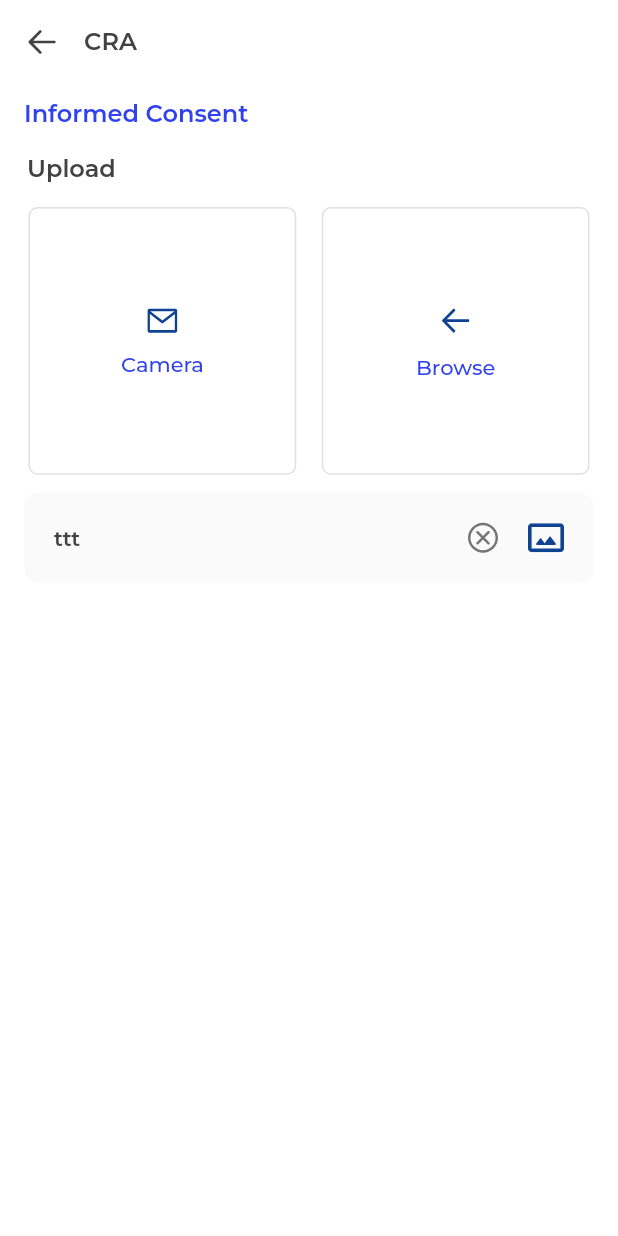
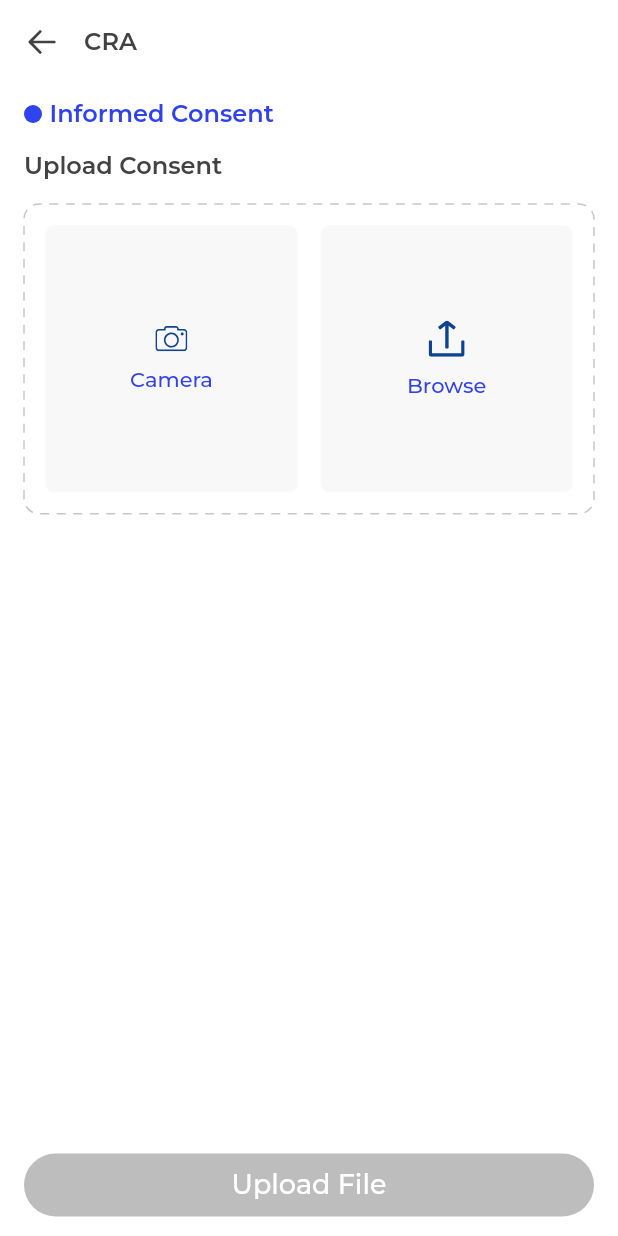
Before and after one commit to msmficmr/ICMR-Mobile-App, a Flutter app: the screen it shows after launch, on a phone screen of 412 x 824 dp. Run offline on Flutter 3.47's test engine with Material 2 defaults, Android fonts, the phone set to English and light mode, and no system bars; drawn by our look-alikes of dotted_border; our stand-ins replace connectivity_plus, dropdown_search, flutter_svg, fluttertoast, geolocator, go_router and 6 more.

Commit message:
MHEALTH-40:Implemention consent screen

```diff
--- a/lib/utils/app_assets_path.dart
+++ b/lib/utils/app_assets_path.dart
@@ -9,6 +9,9 @@ class AppAssetsPath {
   static const String icEmail = "assets/icons/ic_email.svg";
   static const String icClose = "assets/icons/ic_close.svg";
   static const String icFile = "assets/icons/ic_file.svg";
+  static const String dottedIcon = "assets/icons/dotted_icon.svg";
+  static const String icCamera = "assets/icons/ic_camera.svg";
+  static const String icUpload = "assets/icons/ic_upload.svg";
 
   /// Splash screen images
   static const String icShield = "assets/icons/ic_shield.svg";
--- a/lib/viewModel/language_view_model.dart
+++ b/lib/viewModel/language_view_model.dart
@@ -7,10 +7,31 @@ class LanguageViewModel extends ChangeNotifier {
   int get selectedIndex => _selectedIndex;
   String get selectedLanguage => _selectedLanguage;
 
-
   void setSelectedLanguage({required String selectedLanguage, required int selectedIndex}) {
     _selectedIndex = selectedIndex;
     _selectedLanguage = selectedLanguage;
     notifyListeners();
   }
 }
+
+class AttachmentModel {
+  String fileName;
+  List<int> bytes;
+  AttachmentModel({required this.fileName, required this.bytes});
+  factory AttachmentModel.fromJson(Map<String, dynamic> json) => AttachmentModel(
+        fileName: json["fileName"],
+        bytes: List<int>.from(json["bytes"].map((e) => e)),
+      );
+
+  factory AttachmentModel.clone(AttachmentModel source) {
+    return AttachmentModel(
+      fileName: source.fileName,
+      bytes: source.bytes,
+    );
+  }
+
+  Map<String, dynamic> toJson() => {
+        "fileName": fileName,
+        "bytes": List<dynamic>.from(bytes),
+      };
+}
--- a/lib/views/screening/consent_screening_screen.dart
+++ b/lib/views/screening/consent_screening_screen.dart
@@ -1,8 +1,19 @@
+import 'dart:math';
+import 'dart:typed_data';
+
 import 'package:flutter/material.dart';
+import 'package:flutter_svg/svg.dart';
 import 'package:go_router/go_router.dart';
+import 'package:image_picker/image_picker.dart';
+import 'package:mhealth/config/theme/filled_button_theme_style.dart';
+import 'package:mhealth/utils/app_constant.dart';
 import 'package:mhealth/utils/app_values.dart';
+import 'package:mhealth/utils/common_functions.dart';
+import 'package:mhealth/viewModel/language_view_model.dart';
 import 'package:mhealth/views/screening/widget/upload_file_widget.dart';
 import 'package:mhealth/widgets/attachment_widget.dart';
+import 'package:mhealth/widgets/primary_filled_button.dart';
+import '../../utils/app_assets_path.dart';
 import '../../utils/app_color_scheme.dart';
 import '../../utils/app_styles.dart';
 import '../../widgets/custom_app_bar.dart';
@@ -11,15 +22,8 @@ import '../../widgets/space_widget.dart';
 class ConsentScreeningScreen extends StatefulWidget {
   static const String routerPath = "/consentScreening";
 
-  /// [heading] is label text
-  /// if you don't pass heading it wont be visible
-  // final String? heading;
-
-  // final void Function(XFile?) onFileSelected;
   const ConsentScreeningScreen({
     super.key,
-    // this.heading,
-    // required this.onFileSelected,
   });
 
   @override
@@ -27,11 +31,13 @@ class ConsentScreeningScreen extends StatefulWidget {
 }
 
 class _ConsentScreeningScreenState extends State<ConsentScreeningScreen> {
+  late ValueNotifier<bool> _buttonEnabled;
+  final ValueNotifier<AttachmentModel?> _selectedAttachment = ValueNotifier<AttachmentModel?>(null);
   //TITLE
   static const String APP_BAR_TITLE = "CRA";
-  static const String TITLE_BUTTON_CAMERA = "Camera";
-  static const String TITLE_BUTTON_BROWSE = "Browse";
   static const String TITLE_INFORMED_CONSENT = "Informed Consent";
+  static const String TITLE_UPLOAD_CONSENT = "Upload Consent";
+  static const String UPLOAD_FILE_BUTTON_TITLE = "Upload File";
 
   /// keys
   final String KEY_INFORMED_CONSENT = "key_informed_consent";
@@ -40,21 +46,35 @@ class _ConsentScreeningScreenState extends State<ConsentScreeningScreen> {
   final Key KEY_TITLE_HEADING = const Key("key_title_heading");
   final Key KEY_BUTTON_CAMERA = const Key("key_button_camera");
   final Key KEY_BUTTON_BROWSE = const Key("key_button_browse");
+  final String KEY_ATTACHMENT_TITLE = "key_attachment_title";
+  final String KEY_ATTACHMENT_VIEW_CARD = "key_attachment_view_card";
+  final String KEY_BUTTON_UPLOAD_FILE = "key_button_upload_file";
+  final String KEY_REMOVE_BUTTON = "key_remove_button";
 
-  // double outerPadding = 20.0;
+  void selectAttachment() async {
+    XFile? attachment = await CommonFunctions.chooseImage(context: context);
+    if (attachment != null) {
+      Uint8List bytes = await attachment.readAsBytes();
+      AttachmentModel model = AttachmentModel(bytes: bytes, fileName: attachment.name);
+      _selectedAttachment.value = model;
+      _buttonEnabled.value = true;
+    }
+  }
 
-  // Future<void> captureCameraImage() async {
-  //   // bool hasCameraPermission = await PermissionService.permissionService.checkCameraPermission(context);
-  //   // if (hasCameraPermission) {
-  //   //   XFile? file = await ImagePicker().pickImage(source: ImageSource.camera);
-  //   //   widget.onFileSelected(file);
-  //   // }
-  // }
+  onFileSelect(file) async {
+    if (file != null) {
+      Uint8List bytes = await file.readAsBytes();
+      AttachmentModel model = AttachmentModel(bytes: bytes, fileName: file.name);
+      _selectedAttachment.value = model;
+      _buttonEnabled.value = true;
+    }
+  }
 
-  // Future<void> chooseImage() async {
-  //   XFile? file = await ImagePicker().pickImage(source: ImageSource.gallery);
-  //   widget.onFileSelected(file);
-  // }
+  @override
+  void initState() {
+    super.initState();
+    _buttonEnabled = ValueNotifier<bool>(false);
+  }
 
   @override
   Widget build(BuildContext context) {
@@ -75,33 +95,74 @@ class _ConsentScreeningScreenState extends State<ConsentScreeningScreen> {
             const SpaceWidget(
               height: 10,
             ),
+            Row(
+              children: [
+                SvgPicture.asset(
+                  AppAssetsPath.dottedIcon,
+                ),
+                const SpaceWidget(
+                  width: 5,
+                ),
                 Text(
                   TITLE_INFORMED_CONSENT,
                   key: Key(KEY_INFORMED_CONSENT),
                   style: AppStyles.bodyMedium.copyWith(color: AppColorScheme.kPrimaryColor, fontWeight: FontWeight.w600),
                 ),
-                UploadFileWidget(
-                  heading: "Upload",
-                  onFileSelected: (file) {
-                    GoRouter.of(context).pop(file);
+              ],
+            ),
+            ValueListenableBuilder<AttachmentModel?>(
+                valueListenable: _selectedAttachment,
+                builder: (context, _, __) {
+                  return UploadFileWidget(
+                    heading: TITLE_UPLOAD_CONSENT,
+                    onFileSelected: onFileSelect,
+                  );
+                }),
+            const SpaceWidget(
+              height: 15,
+            ),
+            ValueListenableBuilder<AttachmentModel?>(
+                valueListenable: _selectedAttachment,
+                builder: (context, attachment, _) {
+                  if (attachment != null) {
+                    return AttachmentWidget(
+                      title: attachment.fileName,
+                      titleKey: Key(KEY_ATTACHMENT_TITLE),
+                      viewKey: Key(KEY_ATTACHMENT_VIEW_CARD),
+                      removeButtonKey: Key(KEY_REMOVE_BUTTON),
+                      onRemoveClick: () {
+                        _buttonEnabled.value = false;
+                        _selectedAttachment.value = null;
                       },
+                      viewPictureClick: () {
+                        CommonFunctions.viewImage(context: context, bytes: _selectedAttachment.value!.bytes);
+                      },
+                    );
+                  } else {
+                    return SizedBox.shrink();
+                  }
+                }),
+            const Spacer(),
+            SizedBox(
+              width: double.infinity,
+              child: ValueListenableBuilder<bool>(
+                  valueListenable: _buttonEnabled,
+                  builder: (context, isValid, _) {
+                    return PrimaryFilledButton(
+                      buttonThemeStyle: const FilledButtonThemeStyle(disabledTextColor: Colors.white),
+                      buttonTitle: UPLOAD_FILE_BUTTON_TITLE,
+                      widgetKey: KEY_BUTTON_UPLOAD_FILE,
+                      isLoading: false,
+                      onPressed: !isValid ? null : () {},
+                    );
+                  }),
             ),
             const SpaceWidget(
               height: 10,
             ),
-                AttachmentWidget(
-                    title: "ttt",
-                                    titleKey: const Key("KEY_TITLE"),
-                                    viewKey: const Key("KEY_CARD"),
-                                    removeButtonKey: const Key("KEY_REMOVE_BUTTON"),
-                                    onRemoveClick: () {
-                                      // provider.removeAttachment(index);
-                                    },
-                                    viewPictureClick: () {
-                                     // CommonFunctions.viewImage(context: context, bytes: provider.localPatientHistoryScreenModel.attachmentList[index].bytes);
-                                    },
-                )
           ],
-            )));
+        ),
+      ),
+    );
   }
 }
--- a/lib/views/screening/widget/upload_file_widget.dart
+++ b/lib/views/screening/widget/upload_file_widget.dart
@@ -1,7 +1,9 @@
 import 'package:flutter/material.dart';
+import 'package:image_picker/image_picker.dart';
 import 'package:flutter_svg/svg.dart';
-import 'package:image_picker/image_picker.dart';
+import 'package:dotted_border/dotted_border.dart';
 
+import '../../../services/permission_service.dart';
 import '../../../utils/app_assets_path.dart';
 import '../../../utils/app_color_scheme.dart';
 import '../../../utils/app_styles.dart';
@@ -12,11 +14,11 @@ class UploadFileWidget extends StatefulWidget {
   /// if you don't pass heading it wont be visible
   final String? heading;
 
-  final void Function(XFile?)? onFileSelected;
+  final void Function(XFile?) onFileSelected;
   const UploadFileWidget({
     super.key,
     this.heading,
-    this.onFileSelected,
+    required this.onFileSelected,
   });
 
   @override
@@ -37,18 +39,18 @@ class _UploadFileWidgetState extends State<UploadFileWidget> {
 
   double outerPadding = 20.0;
 
-  // Future<void> captureCameraImage() async {
-  //   bool hasCameraPermission = await PermissionService.permissionService.checkCameraPermission(context);
-  //   if (hasCameraPermission) {
-  //     XFile? file = await ImagePicker().pickImage(source: ImageSource.camera);
-  //     widget.onFileSelected(file);
-  //   }
-  // }
+  Future<void> captureCameraImage() async {
+    bool hasCameraPermission = await PermissionService.permissionService.checkCameraPermission(context);
+    if (hasCameraPermission) {
+      XFile? file = await ImagePicker().pickImage(source: ImageSource.camera);
+      widget.onFileSelected(file);
+    }
+  }
 
-  // Future<void> chooseImage() async {
-  //   XFile? file = await ImagePicker().pickImage(source: ImageSource.gallery);
-  //   widget.onFileSelected(file);
-  // }
+  Future<void> chooseImage() async {
+    XFile? file = await ImagePicker().pickImage(source: ImageSource.gallery);
+    widget.onFileSelected(file);
+  }
 
   @override
   Widget build(BuildContext context) {
@@ -61,9 +63,7 @@ class _UploadFileWidgetState extends State<UploadFileWidget> {
 
     cardWidth = cardWidth > 200 ? 200 : cardWidth;
 
-    return Padding(
-        padding: EdgeInsets.all(2),
-        child: Column(mainAxisAlignment: MainAxisAlignment.start, crossAxisAlignment: CrossAxisAlignment.start, children: [
+    return Column(mainAxisAlignment: MainAxisAlignment.start, crossAxisAlignment: CrossAxisAlignment.start, children: [
       if (widget.heading != null) ...[
         const SpaceWidget(
           height: 15,
@@ -77,41 +77,84 @@ class _UploadFileWidgetState extends State<UploadFileWidget> {
       const SpaceWidget(
         height: 15,
       ),
-          Container(
+      DottedBorder(
+          borderType: BorderType.RRect,
+          radius: const Radius.circular(10),
+          dashPattern: [6, 5],
+          color: AppColorScheme.kGrayColor.shade600.withOpacity(0.4),
+          child: Padding(
+              padding: EdgeInsets.all(12),
               child: Row(
-              mainAxisAlignment: MainAxisAlignment.spaceEvenly,
                 children: [
-                SizedBox.square(
+                  Expanded(
+                    child: SizedBox.square(
+
                       dimension: cardWidth,
                       child: SquareButton(
                         cardKey: KEY_BUTTON_CAMERA,
                         onCardClick: () {
-                      // captureCameraImage();
+                          captureCameraImage();
                         },
                         title: TITLE_BUTTON_CAMERA,
                         titleKey: KEY_TITLE_CAMERA,
-                    svgPath: AppAssetsPath.icEmail,
+                        svgPath: AppAssetsPath.icCamera,
+                      ),
                     ),
                   ),
                   SpaceWidget(
                     width: spaceBetweenCard,
                   ),
-                SizedBox.square(
+                  Expanded(
+                    child: SizedBox.square(
                       dimension: cardWidth,
                       child: SquareButton(
                         cardKey: KEY_BUTTON_BROWSE,
                         onCardClick: () {
-                      //  chooseImage();
+                          chooseImage();
                         },
                         title: TITLE_BUTTON_BROWSE,
                         titleKey: KEY_TITLE_BROWSE,
-                    svgPath: AppAssetsPath.icArrowBack,
+                        svgPath: AppAssetsPath.icUpload,
+                      ),
                     ),
                   ),
                 ],
-            ),
-          ),
-        ]));
+              ))),
+      // Container(
+      //   child: Row(
+      //     mainAxisAlignment: MainAxisAlignment.spaceEvenly,
+      //     children: [
+      //       SizedBox.square(
+      //         dimension: cardWidth,
+      //         child: SquareButton(
+      //           cardKey: KEY_BUTTON_CAMERA,
+      //           onCardClick: () {
+      //             // captureCameraImage();
+      //           },
+      //           title: TITLE_BUTTON_CAMERA,
+      //           titleKey: KEY_TITLE_CAMERA,
+      //           svgPath: AppAssetsPath.icEmail,
+      //         ),
+      //       ),
+      //       SpaceWidget(
+      //         width: spaceBetweenCard,
+      //       ),
+      //       SizedBox.square(
+      //         dimension: cardWidth,
+      //         child: SquareButton(
+      //           cardKey: KEY_BUTTON_BROWSE,
+      //           onCardClick: () {
+      //             //  chooseImage();
+      //           },
+      //           title: TITLE_BUTTON_BROWSE,
+      //           titleKey: KEY_TITLE_BROWSE,
+      //           svgPath: AppAssetsPath.icArrowBack,
+      //         ),
+      //       ),
+      //     ],
+      //   ),
+      // ),
+    ]);
   }
 }
 
@@ -140,8 +183,9 @@ class SquareButton extends StatelessWidget {
       borderRadius: const BorderRadius.all(Radius.circular(6.0)),
       child: Container(
         decoration: BoxDecoration(
+          color: AppColorScheme.kGrayColor.shade200.withOpacity(0.4),
           borderRadius: const BorderRadius.all(Radius.circular(6.0)),
-          border: Border.all(color: AppColorScheme.kGrayColor.shade300, width: 1),
+          border: Border.all(color: AppColorScheme.kGrayColor.shade50, width: 1),
         ),
         child: Column(
           mainAxisAlignment: MainAxisAlignment.center,
--- a/pubspec.yaml
+++ b/pubspec.yaml
@@ -25,7 +25,7 @@ dependencies:
   shimmer: ^3.0.0
   permission_handler: ^10.4.3
   image_picker: ^1.0.1
-  shimmer: ^3.0.0
+  dotted_border: ^2.0.0+3
 dev_dependencies:
   flutter_test:
     sdk: flutter
```
Also changed, not shown: lib/utils/common_functions.dart (+13 -0 lines), lib/widgets/image_view_widget.dart (added, +42 -0 lines), lib/widgets/shimmer_placeholders.dart (+26 -0 lines), assets/icons/dotted_icon.svg (added), assets/icons/ic_camera.svg (added), assets/icons/ic_file.svg, assets/icons/ic_upload.svg (added), pubspec.lock, 2 other files. Lines whose indentation alone changed are shown as unchanged.
